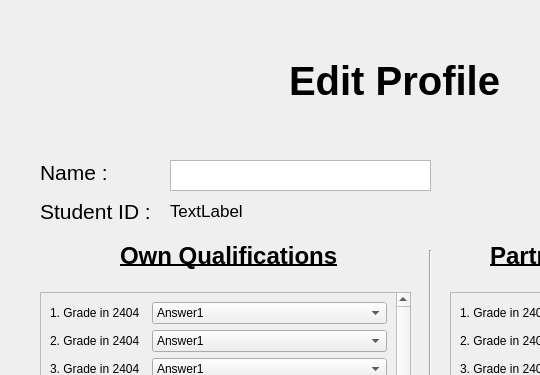
The window that abood/editprofilepage.ui (aboodmufti/cupid) describes before a commit, drawn with Qt 5; both pictures show x 0 to 540 and y 0 to 375 of the 860 by 600 pixel window.
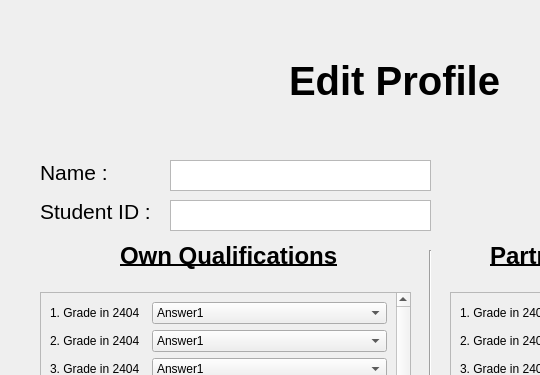
The same window after the commit.

Commit message: connecting ui with DB

The edit to the form file:
```diff
--- a/abood/editprofilepage.ui
+++ b/abood/editprofilepage.ui
@@ -912,23 +912,15 @@
     <string>Name :</string>
    </property>
   </widget>
-  <widget class="QLabel" name="idLabel">
+  <widget class="QTextEdit" name="studentIDTextEdit">
    <property name="geometry">
     <rect>
      <x>170</x>
      <y>200</y>
-     <width>251</width>
-     <height>21</height>
+     <width>261</width>
+     <height>31</height>
     </rect>
    </property>
-   <property name="font">
-    <font>
-     <pointsize>13</pointsize>
-    </font>
-   </property>
-   <property name="text">
-    <string>TextLabel</string>
-   </property>
   </widget>
  </widget>
  <resources/>
```
Left out of the diff: 4 changed lines with no effect on the pictures. The commit also changes 5 other files.
